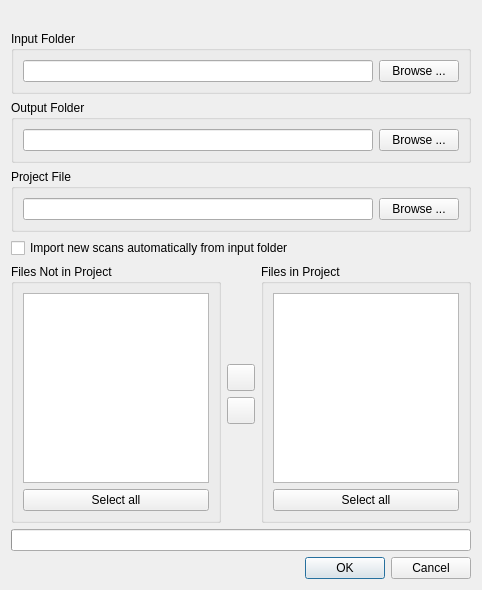
First picture: the form in src/app/ProjectFilesDialog.ui, repository 2ndmax/scantailor-ocr, before the edit.
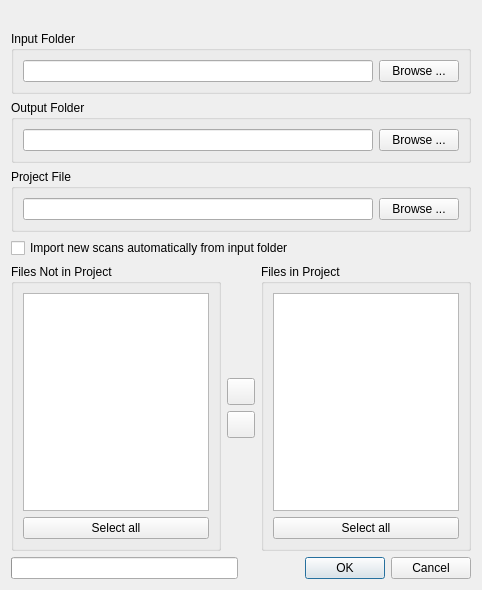
Second picture: the form after the edit. Icons and pictures are not drawn.

Commit message: feat: the Project Files dialog shows its progress bar only while loading takes long

The edit to the form file:
```diff
--- a/src/app/ProjectFilesDialog.ui
+++ b/src/app/ProjectFilesDialog.ui
@@ -234,6 +234,8 @@
     </layout>
    </item>
    <item>
+    <layout class="QHBoxLayout" name="buttonRowLayout">
+     <item>
     <widget class="QProgressBar" name="progressBar">
      <property name="value">
       <number>0</number>
@@ -252,6 +254,8 @@
       <set>QDialogButtonBox::Cancel|QDialogButtonBox::Ok</set>
      </property>
     </widget>
+     </item>
+    </layout>
    </item>
   </layout>
  </widget>
```
Lines whose indentation alone changed are shown as unchanged. The commit also changes 2 other files.
